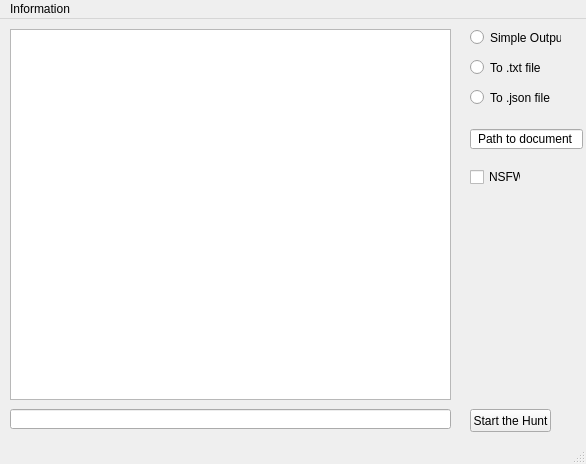
Before: the Qt Designer form akumapy.ui in PanickingLynx/LookupPy, drawn with Qt 5.
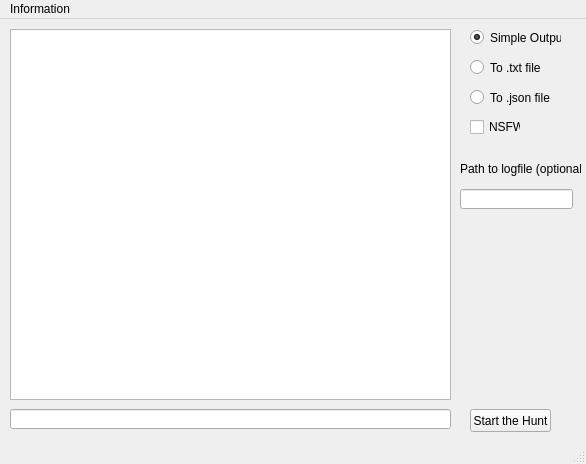
After: the same form once the commit is applied.

Commit message: Added textfile outputs and major UI fixes

Diff of the .ui file:
```diff
--- a/akumapy.ui
+++ b/akumapy.ui
@@ -29,6 +29,9 @@
     <property name="text">
      <string>Simple Output</string>
     </property>
+    <property name="checked">
+     <bool>true</bool>
+    </property>
    </widget>
    <widget class="QRadioButton" name="textFileRadio">
     <property name="geometry">
@@ -98,8 +101,8 @@
    <widget class="QLineEdit" name="filePath">
     <property name="geometry">
      <rect>
-      <x>470</x>
-      <y>110</y>
+      <x>460</x>
+      <y>170</y>
       <width>113</width>
       <height>20</height>
      </rect>
@@ -108,7 +111,7 @@
      <string/>
     </property>
     <property name="text">
-     <string>Path to document</string>
+     <string/>
     </property>
     <property name="alignment">
      <set>Qt::AlignCenter</set>
@@ -118,7 +121,7 @@
     <property name="geometry">
      <rect>
       <x>470</x>
-      <y>150</y>
+      <y>100</y>
       <width>51</width>
       <height>16</height>
      </rect>
@@ -127,6 +130,19 @@
      <string>NSFW</string>
     </property>
    </widget>
+   <widget class="QLabel" name="labelForPath">
+    <property name="geometry">
+     <rect>
+      <x>460</x>
+      <y>140</y>
+      <width>121</width>
+      <height>20</height>
+     </rect>
+    </property>
+    <property name="text">
+     <string>Path to logfile (optional)</string>
+    </property>
+   </widget>
   </widget>
   <widget class="QMenuBar" name="menubar">
    <property name="geometry">
```
The commit also changes 2 other files.
